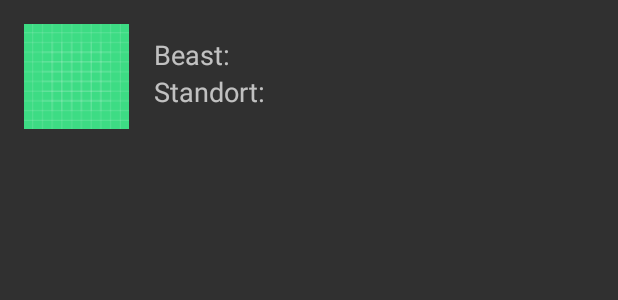
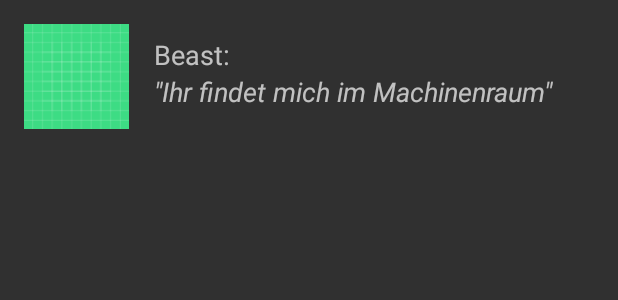
Before and after one commit to TKtheBEAST/TheBEAST, an Android app: the layout trainingspartner.xml on its own in the app's theme, with its tools: preview values and no code run, on a phone screen of 412 x 824 dp. Shown: the top 300 px of the screen. Run offline under Robolectric (Android 15) with nearby library versions, the phone set to English and light mode, and no system bars.

```diff
--- /dev/null
+++ b/app/src/main/java/com/example/thebeast/entitys/Workout.java
@@ -0,0 +1,4 @@
+package com.example.thebeast.entitys;
+
+public class Workout {
+}
--- a/app/src/main/res/layout/trainingspartner.xml
+++ b/app/src/main/res/layout/trainingspartner.xml
@@ -40,8 +40,9 @@
             android:id="@+id/spruchTraininsPartner"
             android:layout_width="match_parent"
             android:layout_height="wrap_content"
-            android:text="Standort:"
-            android:textSize="18sp" />
+            android:text='"Ihr findet mich im Machinenraum"'
+            android:textSize="18sp"
+            android:textStyle="italic" />
     </LinearLayout>
 
 </androidx.constraintlayout.widget.ConstraintLayout>
```
Also changed, not shown: app/build.gradle (+21 -1 lines), app/src/main/java/com/example/thebeast/entitys/User.java (added, +19 -0 lines).
